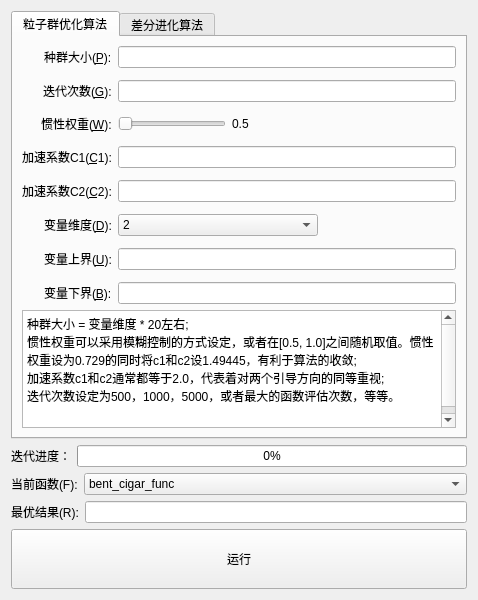
Qt form SingleObjectiveOpt/psoparameters.ui (ZeusYang/AILearning) before a commit.
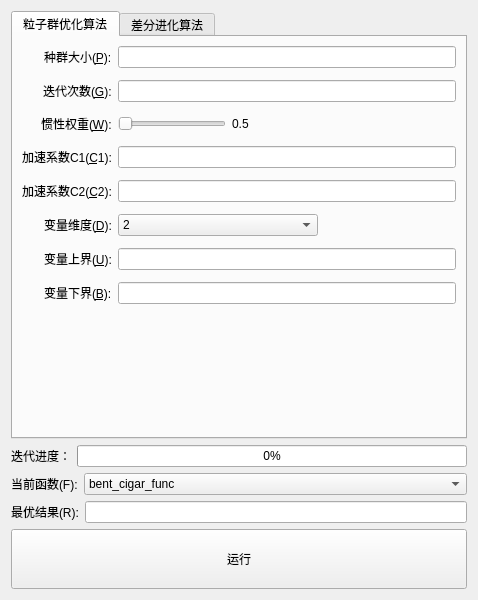
The same form after that commit.

```diff
--- a/SingleObjectiveOpt/psoparameters.ui
+++ b/SingleObjectiveOpt/psoparameters.ui
@@ -259,22 +259,6 @@
          </item>
         </layout>
        </item>
-       <item row="1" column="0">
-        <widget class="QTextEdit" name="textEdit">
-         <property name="html">
-          <string>&lt;!DOCTYPE HTML PUBLIC &quot;-//W3C//DTD HTML 4.0//EN&quot; &quot;http://www.w3.org/TR/REC-html40/strict.dtd&quot;&gt;
-&lt;html&gt;&lt;head&gt;&lt;meta name=&quot;qrichtext&quot; content=&quot;1&quot; /&gt;&lt;style type=&quot;text/css&quot;&gt;
-p, li { white-space: pre-wrap; }
-&lt;/style&gt;&lt;/head&gt;&lt;body style=&quot; font-family:'SimSun'; font-size:9pt; font-weight:400; font-style:normal;&quot;&gt;
-&lt;p style=&quot; margin-top:0px; margin-bottom:0px; margin-left:0px; margin-right:0px; -qt-block-indent:0; text-indent:0px; -qt-user-state:0;&quot;&gt;种群大小 = 变量维度 * 20左右;&lt;/p&gt;
-&lt;p style=&quot; margin-top:0px; margin-bottom:0px; margin-left:0px; margin-right:0px; -qt-block-indent:0; text-indent:0px;&quot;&gt;惯性权重可以采用模糊控制的方式设定，或者在[0.5, 1.0]之间随机取值。惯性权重设为0.729的同时将c1和c2设1.49445，有利于算法的收敛;&lt;/p&gt;
-&lt;p style=&quot; margin-top:0px; margin-bottom:0px; margin-left:0px; margin-right:0px; -qt-block-indent:0; text-indent:0px;&quot;&gt;加速系数c1和c2通常都等于2.0，代表着对两个引导方向的同等重视;&lt;/p&gt;
-&lt;p style=&quot; margin-top:0px; margin-bottom:0px; margin-left:0px; margin-right:0px; -qt-block-indent:0; text-indent:0px;&quot;&gt;迭代次数设定为500，1000，5000，或者最大的函数评估次数，等等。&lt;/p&gt;
-&lt;p style=&quot;-qt-paragraph-type:empty; margin-top:0px; margin-bottom:0px; margin-left:0px; margin-right:0px; -qt-block-indent:0; text-indent:0px;&quot;&gt;&lt;br /&gt;&lt;/p&gt;
-&lt;p style=&quot;-qt-paragraph-type:empty; margin-top:0px; margin-bottom:0px; margin-left:0px; margin-right:0px; -qt-block-indent:0; text-indent:0px;&quot;&gt;&lt;br /&gt;&lt;/p&gt;&lt;/body&gt;&lt;/html&gt;</string>
-         </property>
-        </widget>
-       </item>
       </layout>
      </widget>
      <widget class="QWidget" name="deTab">
```
Left out of the diff: 13 changed lines with no effect on the pictures.
